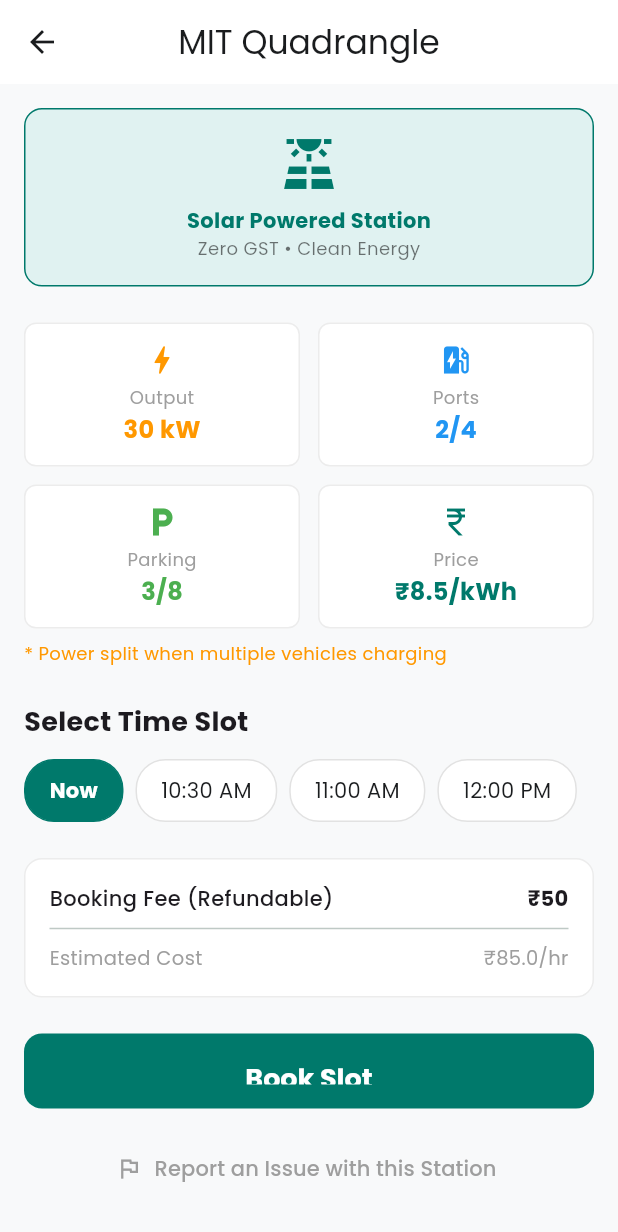
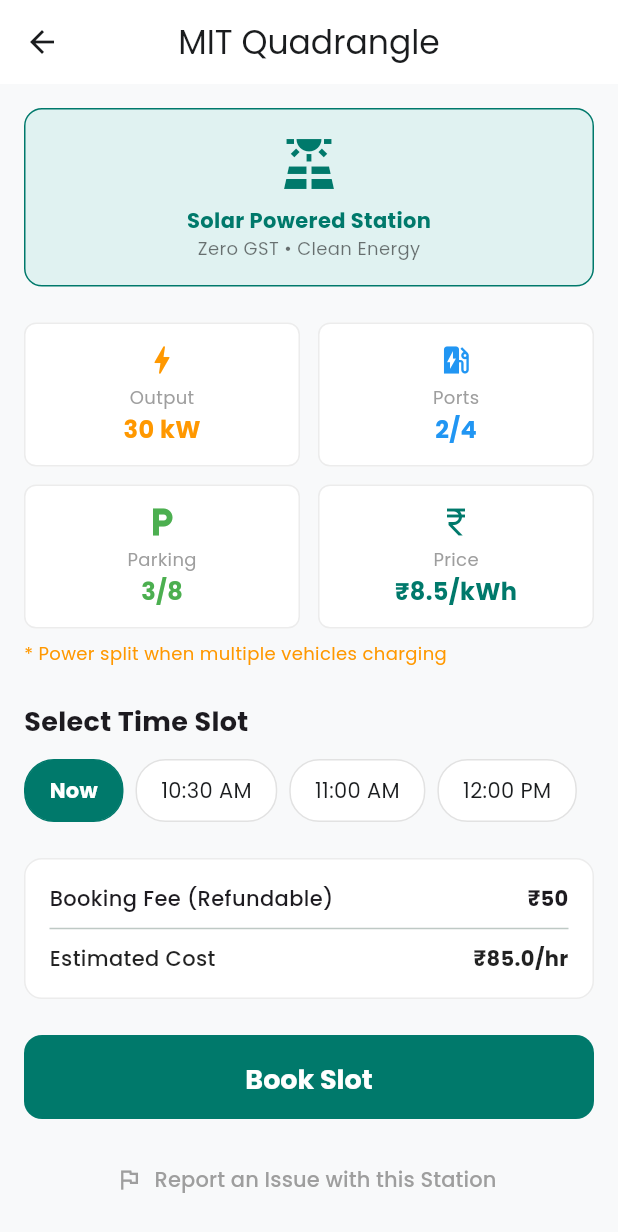
Before and after one commit to ArihantKhaitan/mahe_ev_app, a Flutter app: the StationDetailScreen screen opened directly with sample values from the repository, on a phone screen of 412 x 824 dp. Shown: the top 1232 px of the screen. Run offline on Flutter 3.47's test engine with Material 3 defaults, Android fonts, the phone set to English and light mode, and no system bars; our stand-ins replace google_fonts.

Commit message:
ui enhanced

```diff
--- a/lib/main.dart
+++ b/lib/main.dart
@@ -1140,9 +1140,16 @@
                         const SizedBox(height: 4),
                         Row(
                           children: [
-                            const Icon(Icons.location_on_outlined, size: 14, color: Colors.grey),
+                            Icon(Icons.location_on_outlined, size: 14, color: Theme.of(context).colorScheme.onSurface.withOpacity(0.6)),
                             const SizedBox(width: 4),
-                            Text('${station.location} • ${station.distance}km', style: const TextStyle(color: Colors.grey, fontSize: 13)),
+                            // Use a higher opacity/darker color for better visibility
+                            Text(
+                                '${station.location} • ${station.distance}km',
+                                style: TextStyle(
+                                    color: Theme.of(context).colorScheme.onSurface.withOpacity(0.8), // Darker/Clearer text
+                                    fontSize: 13
+                                )
+                            ),
                           ],
                         ),
                       ],
@@ -1564,7 +1571,7 @@
               decoration: BoxDecoration(
                 color: Theme.of(context).cardTheme.color,
                 borderRadius: BorderRadius.circular(12),
-                border: Border.all(color: Colors.grey.withValues(alpha: 0.2)),
+                border: Border.all(color: Colors.grey.withOpacity(0.2)),
               ),
               child: Column(
                 children: [
@@ -1579,8 +1586,26 @@
                   Row(
                     mainAxisAlignment: MainAxisAlignment.spaceBetween,
                     children: [
-                      const Text('Estimated Cost', style: TextStyle(color: Colors.grey, fontSize: 13)),
-                      Text('₹${widget.station.pricePerUnit * 10}/hr', style: const TextStyle(color: Colors.grey, fontSize: 13)),
+                      // FIX: Use highly visible color based on theme for Estimated Cost Label
+                      Text(
+                          'Estimated Cost',
+                          style: TextStyle(
+                            fontSize: 14,
+                            // Use high contrast color (black87 for light, white70 for dark)
+                            color: Theme.of(context).brightness == Brightness.light ? Colors.black87 : Colors.white70,
+                            fontWeight: FontWeight.w500,
+                          )
+                      ),
+                      // FIX: Use highly visible color based on theme for Estimated Cost Value
+                      Text(
+                          '₹${widget.station.pricePerUnit * 10}/hr',
+                          style: TextStyle(
+                            fontSize: 14,
+                            // Use high contrast color
+                            color: Theme.of(context).brightness == Brightness.light ? Colors.black87 : Colors.white70,
+                            fontWeight: FontWeight.bold,
+                          )
+                      ),
                     ],
                   ),
                 ],
@@ -1589,7 +1614,7 @@
             const SizedBox(height: 24),
             SizedBox(
               width: double.infinity,
-              height: 50,
+              height: 56, // <--- INCREASED HEIGHT TO PREVENT CUTOFF (50 -> 56)
               child: ElevatedButton(
                 onPressed: widget.station.availablePorts > 0
                     ? () {
@@ -1606,6 +1631,7 @@
                   backgroundColor: const Color(0xFF00796B),
                   foregroundColor: Colors.white,
                   shape: RoundedRectangleBorder(borderRadius: BorderRadius.circular(12)),
+                  padding: const EdgeInsets.symmetric(vertical: 16), // Ensure vertical padding is consistent
                 ),
                 child: const Text('Book Slot', style: TextStyle(fontSize: 18, fontWeight: FontWeight.bold)),
               ),
@@ -2578,7 +2604,12 @@
                     crossAxisAlignment: CrossAxisAlignment.start,
                     children: [
                       Text(currentUser.name, style: const TextStyle(fontSize: 20, fontWeight: FontWeight.bold)),
-                      Text(currentUser.email, style: TextStyle(color: Colors.grey.shade600)),
+                      Text(
+                          currentUser.email,
+                          style: TextStyle(
+                              color: Theme.of(context).colorScheme.onSurface.withOpacity(0.7) // Use a clearer, darker shade of the primary text color
+                          )
+                      ),
                       const SizedBox(height: 4),
                       Container(
                         padding: const EdgeInsets.symmetric(horizontal: 8, vertical: 4),
@@ -2606,7 +2637,14 @@
           _SettingsTile(
               icon: Icons.directions_car_outlined,
               title: 'Vehicle Management',
-              trailing: Text('${currentUser.vehicles.length} vehicles'),
+              // Use a noticeable color for the count text
+              trailing: Text(
+                  '${currentUser.vehicles.length} vehicles',
+                  style: TextStyle(
+                      fontWeight: FontWeight.bold,
+                      color: Theme.of(context).colorScheme.primary // Use the MAHE Teal color
+                  )
+              ),
               onTap: () {
                 Navigator.push(context, MaterialPageRoute(builder: (context) => const VehicleScreen()));
               }
```
